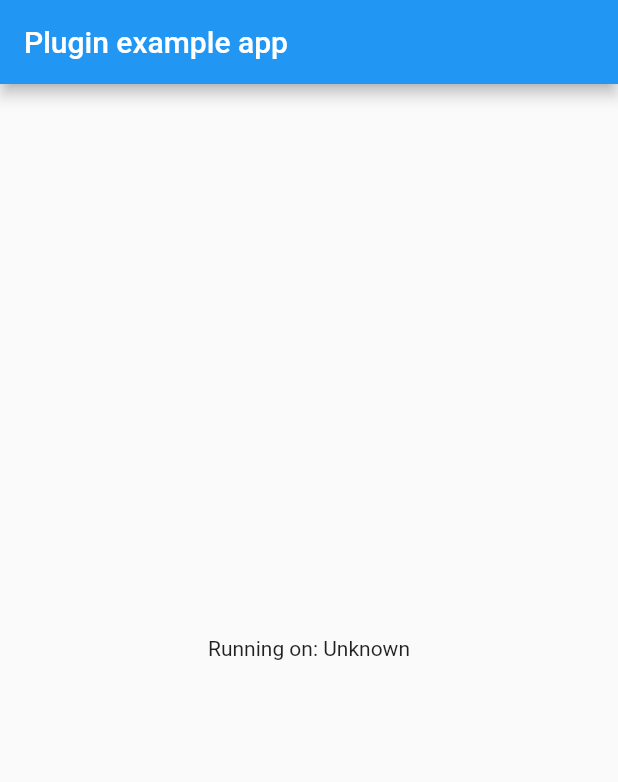
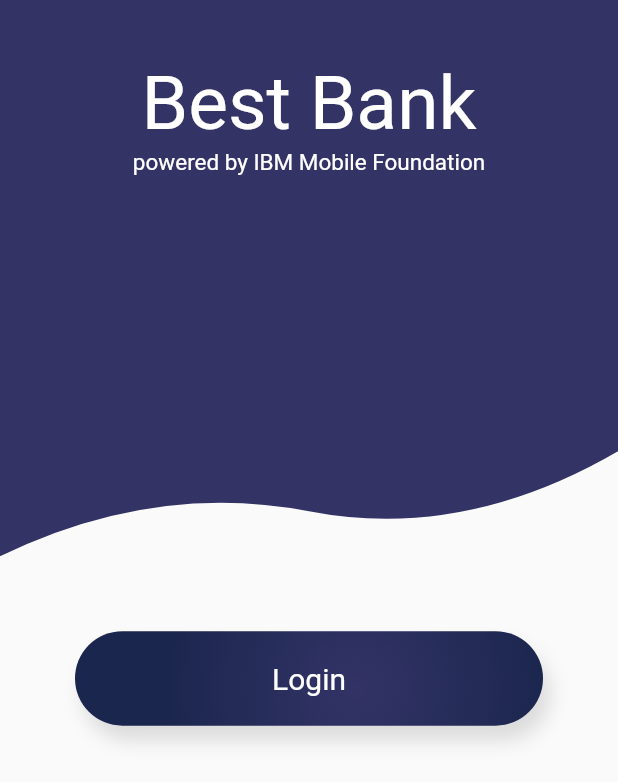
Before and after one commit to MobileFirst-Platform-Developer-Center/mfp-client-flutter, a Flutter app: the screen it shows after launch, on a phone screen of 412 x 824 dp. Shown: the top 782 px of the screen. Run offline on Flutter 3.47's test engine with Material 2 defaults, Android fonts, the phone set to English and light mode, and no system bars.

```diff
--- a/mobilefoundation/example/lib/main.dart
+++ b/mobilefoundation/example/lib/main.dart
@@ -2,87 +2,148 @@ import 'package:flutter/material.dart';
 import 'dart:async';
 
 import 'package:flutter/services.dart';
-import 'package:mobilefoundation/mobilefoundationauthorizationmanager.dart';
-import 'package:mobilefoundation/mobilefoundationclient.dart';
-import 'package:mobilefoundation/mobilefoundationresourcerequest.dart';
-import 'package:mobilefoundation/mobilefoundationlogger.dart';
+import 'package:mobilefoundation/authorization_manager.dart';
+import 'package:mobilefoundation/client.dart';
+import 'package:mobilefoundation/resource_request.dart';
+import 'package:mobilefoundation/logger.dart';
 import 'package:mobilefoundation_example/userLoginChallengeHandler.dart';
+import './pages/BestBankRoot.dart';
 
-void main() {
-  runApp(MyApp());
-}
+void main() => runApp(RootApp());
 
-class MyApp extends StatefulWidget {
-  @override
-  _MyAppState createState() => _MyAppState();
-}
-
-class _MyAppState extends State<MyApp> {
-  String _platformVersion = 'Unknown';
-
-  @override
-  void initState() {
-    super.initState();
-    initPlatformState();
-  }
-
-  // Platform messages are asynchronous, so we initialize in an async method.
-  Future<void> initPlatformState() async {
-    String platformVersion;
-    // Platform messages may fail, so we use a try/catch PlatformException.
-    try {
-      MFClient client = new MFClient();
-      UserLoginChallengeHandler ch = new UserLoginChallengeHandler();
-      client.registerChallengeHandler(challengeHandler: ch);
-      await client.addGlobalHeader(
-          headerName: "MyHeader", headerValue: "MyHeaderValue");
-      await client.removeGlobalHeader(headerName: "MyHeader");
-      String serverUrl = await client.getServerUrl();
-      print("Server url $serverUrl");
-
-      MFLogger.setLevel(level: MFLoggerLevel.TRACE);
-      MFLogger logger = new MFLogger(packageName: "DART_EXAMPLE");
-      logger.trace(message: "TEST LOG ---->");
-
-      MFAuthorizationManager authManager = new MFAuthorizationManager();
-      authManager.obtainAccessToken().then((accessToken) {
-        print("Token is ----> " + accessToken.value);
-        platformVersion = accessToken.value;
-
-        setState(() {
-          _platformVersion = platformVersion;
-        });
-      }).catchError((error) => print("Error in obtain access token"));
-      print("obtain accesstoken call complete ");
-
-      MFResourceRequest request = new MFResourceRequest("adapters/ResourceAdapter/publicData", MFResourceRequest.GET);
-      request.send().then((response) {
-       print("MFResourceRequest Call Success. Response: " + response.responseText);
-      }).catchError((error) {
-        print("MFResourceRequest Call Failed. Error: " + error.errorMsg);
-      });
-     print("MFResourceRequest call complete ");
-    } on PlatformException {
-      platformVersion = 'Failed to get platform version.';
-    }
-
-    // If the widget was removed from the tree while the asynchronous platform
-    // message was in flight, we want to discard the reply rather than calling
-    // setState to update our non-existent appearance.
-    if (!mounted) return;
-  }
-
+class RootApp extends StatelessWidget {
   @override
   Widget build(BuildContext context) {
     return MaterialApp(
-      home: Scaffold(
-        appBar: AppBar(
-          title: const Text('Plugin example app'),
-        ),
-        body: Center(
-          child: Text('Running on: $_platformVersion\n'),
-        ),
-      ),
+      home: BestBankRoot(),
+      debugShowCheckedModeBanner: false,
     );
   }
 }
+// void main() {
+//   runApp(MyApp());
+// }
+
+// class MyApp extends StatefulWidget {
+//   @override
+//   _MyAppState createState() => _MyAppState();
+// }
+
+// class _MyAppState extends State<MyApp> {
+//   String _result = '';
+
+//   void _obtainAccessToken() {
+//     MFAuthorizationManager authManager = new MFAuthorizationManager();
+//     authManager.obtainAccessToken().then((accessToken) {
+//       print("Token is ----> " + accessToken.value);
+//       setState(() {
+//         _result = "Successfully received token";
+//       });
+//     }).catchError((error) {
+//       print("Error in obtain access token. Reason: " + error.toString());
+//       setState(() {
+//         _result = "Failed to fetch token";
+//       });
+//     });
+//   }
+
+//   void _getServerUrl() {
+//     MFClient client = new MFClient();
+//     client
+//         .getServerUrl()
+//         .then((value) => setState(() {
+//               _result = value;
+//             }))
+//         .catchError((onError) => setState(() {
+//               _result = "Failed to get server url";
+//             }));
+//   }
+
+//   void _addGlobalHeader() {
+//     MFClient client = new MFClient();
+//     client
+//         .addGlobalHeader(headerName: "MyHeader", headerValue: "MyHeaderValue")
+//         .then((value) => setState(() {
+//               _result = "Success";
+//             }));
+//   }
+
+//   void _removeGlobalHeader() {
+//     MFClient client = new MFClient();
+//     client
+//         .removeGlobalHeader(headerName: "MyHeader")
+//         .then((value) => setState(() {
+//               _result = "Success";
+//             }));
+//   }
+
+//   void _wlResourceRequestSend() {
+//     MFResourceRequest request = new MFResourceRequest(
+//         "adapters/ResourceAdapter/publicData", MFResourceRequest.GET);
+//     request.send().then((response) {
+//       print(
+//           "MFResourceRequest Call Success. Response: " + response.responseText);
+//       setState(() {
+//         _result = "Success. \n" + response.responseText;
+//       });
+//     }).catchError((error) {
+//       print("MFResourceRequest Call Failed. Error: " + error.errorMsg);
+//       setState(() {
+//         _result = "Failed";
+//       });
+//     });
+//   }
+
+//   @override
+//   Widget build(BuildContext context) {
+//     return MaterialApp(
+//       debugShowCheckedModeBanner: false,
+//       home: Scaffold(
+//           appBar: AppBar(
+//             title: const Text('IBM Mobile Foundation'),
+//           ),
+//           body: Container(
+//             padding: EdgeInsets.all(10),
+//             child: Column(children: [
+//               Expanded(
+//                   flex: 3,
+//                   child: ListView(
+//                     children: [
+//                       ElevatedButton(
+//                         onPressed: _obtainAccessToken,
+//                         child: Text('Obtain Access Token'),
+//                       ),
+//                       ElevatedButton(
+//                         onPressed: _getServerUrl,
+//                         child: Text('Get Server URL'),
+//                       ),
+//                       ElevatedButton(
+//                         onPressed: _addGlobalHeader,
+//                         child: Text('Add Global Header'),
+//                       ),
+//                       ElevatedButton(
+//                         onPressed: _removeGlobalHeader,
+//                         child: Text('Remove Global Header'),
+//                       ),
+//                       ElevatedButton(
+//                         onPressed: _wlResourceRequestSend,
+//                         child: Text('Resource Request Send'),
+//                       ),
+//                     ],
+//                   )),
+//               Padding(padding: EdgeInsets.all(10)),
+//               Expanded(child: Text('Result:')),
+//               Padding(padding: EdgeInsets.all(10)),
+//               Expanded(
+//                   child: Text(
+//                 '$_result',
+//                 style: TextStyle(
+//                     backgroundColor: Colors.black,
+//                     color: Colors.green,
+//                     fontSize: 24),
+//               ))
+//             ]),
+//           )),
+//     );
+//   }
+// }
--- /dev/null
+++ b/mobilefoundation/example/lib/pages/BestBankRoot.dart
@@ -0,0 +1,70 @@
+import 'dart:ui';
+
+import 'package:flutter/material.dart';
+import 'package:mobilefoundation_example/pages/Login.dart';
+import 'package:mobilefoundation_example/widgets/WavyClipper.dart';
+import 'package:mobilefoundation_example/widgets/RoundedButton.dart';
+
+class BestBankRoot extends StatelessWidget {
+  setLogin(BuildContext context) {
+    Navigator.push(
+        context, MaterialPageRoute(builder: (BuildContext context) => Login()));
+  }
+
+  Widget _getBody(BuildContext context) {
+    Widget body = Stack(
+      children: <Widget>[
+        ClipPath(
+            clipper: WavyClipper(),
+            child: Container(
+              decoration: BoxDecoration(
+                color: Color(0xFF333366),
+              ),
+              height: MediaQuery.of(context).size.height * 0.45,
+            )),
+        Center(
+          child: Column(
+            children: <Widget>[
+              Padding(padding: EdgeInsets.fromLTRB(0, 40, 0, 0)),
+              Text(
+                'Best Bank',
+                style: TextStyle(
+                    color: Colors.white,
+                    fontSize: 50.0,
+                    fontWeight: FontWeight.w400),
+                textAlign: TextAlign.center,
+              ),
+              Text(
+                'powered by IBM Mobile Foundation',
+                style: TextStyle(
+                    color: Colors.white,
+                    fontSize: 15.0,
+                    fontWeight: FontWeight.w400),
+                textAlign: TextAlign.center,
+              )
+            ],
+          ),
+        )
+      ],
+    );
+    return body;
+  }
+
+  Widget build(BuildContext context) {
+    return Scaffold(
+        body: Column(
+      children: <Widget>[
+        _getBody(context),
+        Column(
+          children: <Widget>[
+            RoundedButton(
+                title: 'Login',
+                padding: 20,
+                margin: 50,
+                onPress: () => setLogin(context)),
+          ],
+        )
+      ],
+    ));
+  }
+}
--- a/mobilefoundation/example/lib/userLoginChallengeHandler.dart
+++ b/mobilefoundation/example/lib/userLoginChallengeHandler.dart
@@ -1,4 +1,4 @@
-import 'package:mobilefoundation/securitycheckchallengehander.dart';
+import 'package:mobilefoundation/security_check_challenge_handler.dart';
 
 class UserLoginChallengeHandler extends SecurityCheckChallengeHandler {
   /// Constructs an SecurityCheckChallengeHandler for a specific security check.
--- /dev/null
+++ b/mobilefoundation/example/lib/widgets/RoundedButton.dart
@@ -0,0 +1,52 @@
+import 'package:flutter/material.dart';
+import 'package:flutter/painting.dart';
+import 'package:flutter/widgets.dart';
+
+class RoundedButton extends StatelessWidget {
+  final String title;
+  final double padding;
+  final double margin;
+  final Function onPress;
+
+  RoundedButton({this.title, this.padding, this.margin, this.onPress});
+  @override
+  Widget build(BuildContext context) {
+    return new InkWell(
+        onTap: () {
+          onPress();
+        },
+        child: Container(
+          padding: EdgeInsets.all(padding),
+          margin: EdgeInsets.all(margin),
+          decoration: BoxDecoration(
+            // Box decoration takes a gradient
+            shape: BoxShape.rectangle,
+            borderRadius: BorderRadius.all(Radius.circular(50)),
+            boxShadow: <BoxShadow>[
+              new BoxShadow(
+                color: Colors.black12,
+                blurRadius: 10.0,
+                offset: new Offset(5.0, 10.0),
+              )
+            ],
+            gradient: RadialGradient(
+              // Where the linear gradient begins and ends
+              center: const Alignment(0.2, 0.2), // near the top right
+              radius: 2,
+              colors: [
+                // Colors are easy thanks to Flutter's Colors class.
+                Color(0xFF333366),
+                Color(0xFF272d5a),
+                Color(0xFF1b264e),
+              ],
+            ),
+          ),
+          child: Center(
+            child: Text(
+              title,
+              style: TextStyle(color: Colors.white,fontSize: 20),
+            ),
+          ),
+        ));
+  }
+}
--- /dev/null
+++ b/mobilefoundation/example/lib/widgets/WavyClipper.dart
@@ -0,0 +1,29 @@
+import 'package:flutter/material.dart';
+
+class WavyClipper extends CustomClipper<Path> {
+  // @override
+  Path getClip(Size size) {
+    var path = Path();
+    path.lineTo(0.0, size.height);
+
+    var firstControlPoint = new Offset(size.width * 0.25, size.height - 50);
+    var firstEndPoint = new Offset(size.width * 0.5, size.height - 30);
+
+    var secondControlPoint = new Offset(size.width * .75, size.height - 10);
+    var secondEndPoint = new Offset(size.width, size.height - 70);
+
+    path.quadraticBezierTo(firstControlPoint.dx, firstControlPoint.dy,
+        firstEndPoint.dx, firstEndPoint.dy);
+    path.quadraticBezierTo(secondControlPoint.dx, secondControlPoint.dy,
+        secondEndPoint.dx, secondEndPoint.dy);
+    path.lineTo(size.width, size.height);
+    path.lineTo(size.width, 0.0);
+    path.close();
+    return path;
+  }
+
+  @override
+  bool shouldReclip(CustomClipper<Path> oldClipper) {
+    return true;
+  }
+}
--- a/mobilefoundation/lib/mobilefoundationauthorizationmanager.dart
+++ b/mobilefoundation/lib/authorization_manager.dart
@@ -3,7 +3,7 @@ import 'dart:async';
 import 'package:flutter/services.dart';
 import 'package:flutter/foundation.dart';
 import 'package:mobilefoundation/accesstoken.dart';
-import 'package:mobilefoundation/mobilefoundationresponse.dart';
+import 'package:mobilefoundation/mobilefoundation_response.dart';
 
 /// This class manages the OAuth interaction between the device and the authorization server.
 class MFAuthorizationManager {
--- a/mobilefoundation/lib/mobilefoundationresourcerequest.dart
+++ b/mobilefoundation/lib/resource_request.dart
@@ -4,7 +4,7 @@ import 'dart:io' show Platform;
 import 'package:flutter/services.dart';
 import 'package:flutter/foundation.dart';
 import 'package:uuid/uuid.dart';
-import 'package:mobilefoundation/mobilefoundationresponse.dart';
+import 'package:mobilefoundation/mobilefoundation_response.dart';
 
 class MFResourceRequest {
   static const MethodChannel _channel =
@@ -99,8 +99,8 @@ class MFResourceRequest {
       {int timeout = 30000,
       String scope = "",
       String backendServiceName = ""}) {
-    if(Platform.isIOS){
-      timeout = (timeout/1000).round();
+    if (Platform.isIOS) {
+      timeout = (timeout / 1000).round();
     }
     _channel.invokeMethod(WLRESOURCEREQUEST_INIT, <String, dynamic>{
       UUID: _uuid,
```
Also changed, not shown: mobilefoundation/example/lib/pages/Dashboard.dart (added, +155 -0 lines), mobilefoundation/example/lib/pages/Login.dart (added, +152 -0 lines), mobilefoundation/lib/client.dart (renamed from mobilefoundation/lib/mobilefoundationclient.dart, +10 -8 lines), mobilefoundation/lib/logger.dart (renamed from mobilefoundation/lib/mobilefoundationlogger.dart), mobilefoundation/lib/mobilefoundation_response.dart (renamed from mobilefoundation/lib/mobilefoundationresponse.dart), mobilefoundation/lib/security_check_challenge_handler.dart (renamed from mobilefoundation/lib/securitycheckchallengehander.dart), 3 other files.
